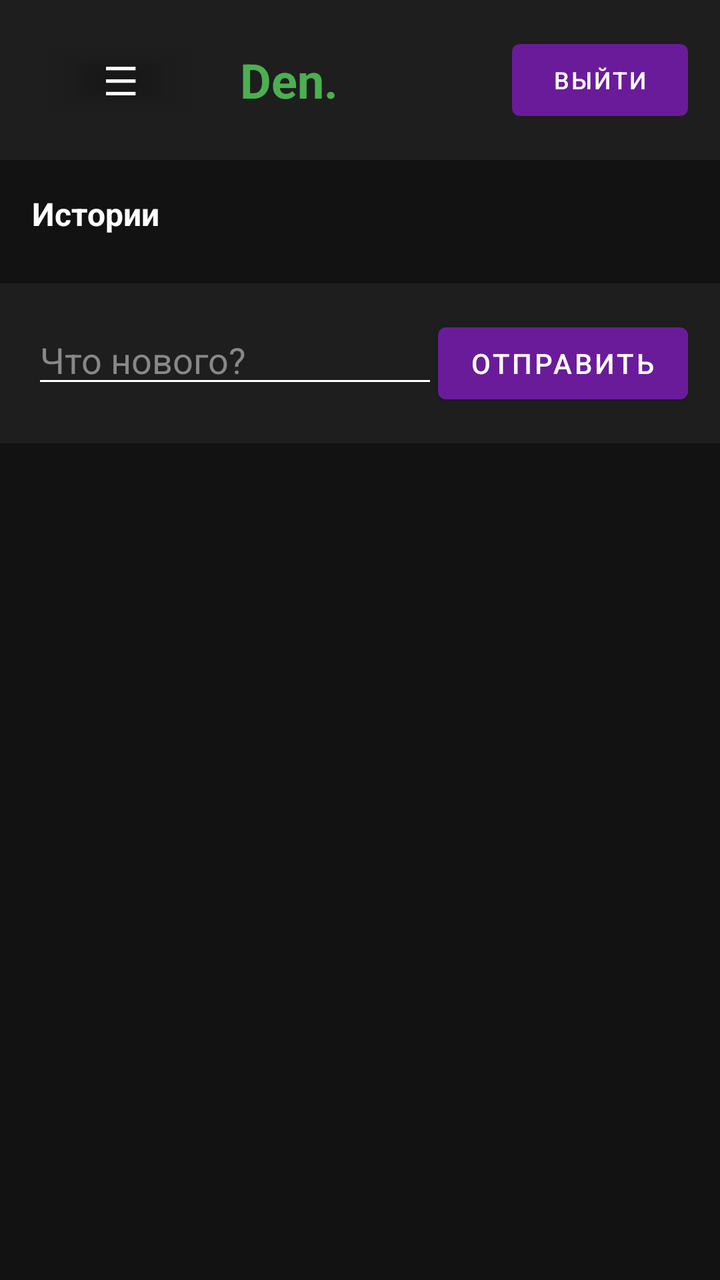
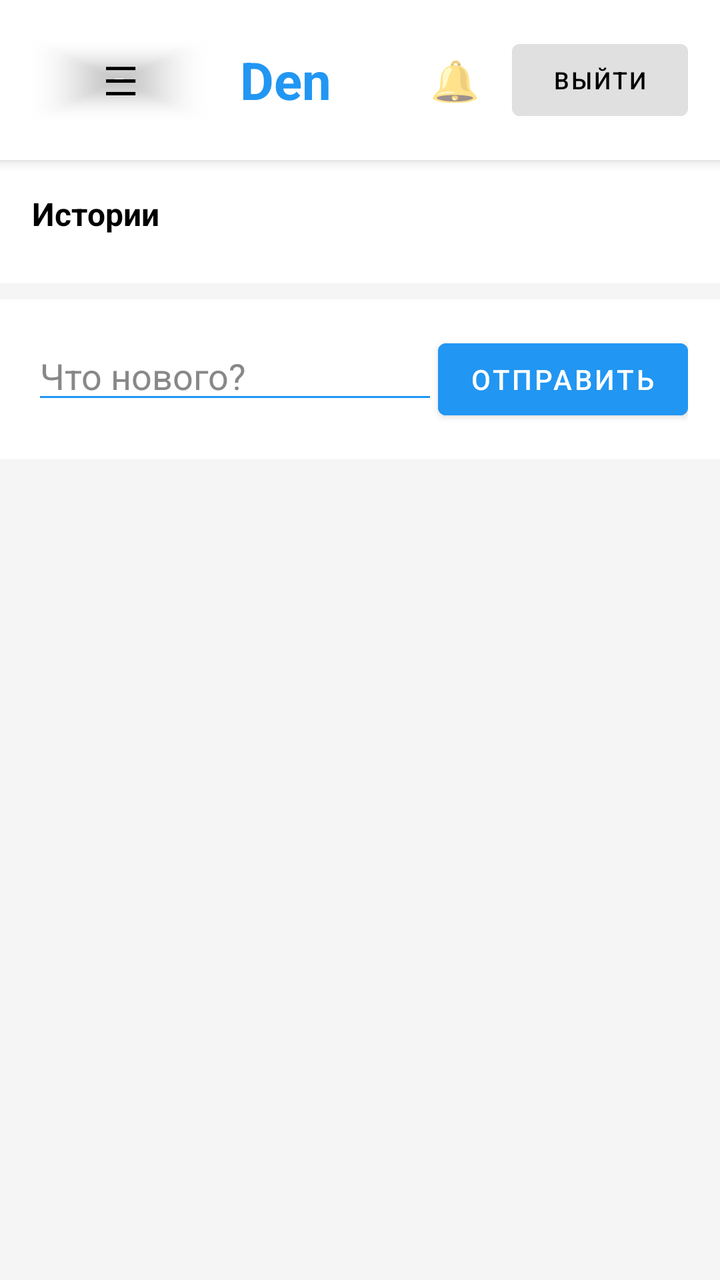

Two renders of the same Android screen: before a commit and after it. Below are the layout's source before the change and the commit's diff.
<!-- AndroidManifest.xml: application theme Theme.TicTacToe -->
<!-- res/layout/activity_feed.xml -->
<?xml version="1.0" encoding="utf-8"?>
<androidx.drawerlayout.widget.DrawerLayout 
    xmlns:android="http://schemas.android.com/apk/res/android"
    xmlns:app="http://schemas.android.com/apk/res-auto"
    android:id="@+id/drawerLayout"
    android:layout_width="match_parent"
    android:layout_height="match_parent">

    <LinearLayout
        android:layout_width="match_parent"
        android:layout_height="match_parent"
        android:orientation="vertical"
        android:background="#121212">

        
        <LinearLayout
            android:layout_width="match_parent"
            android:layout_height="wrap_content"
            android:orientation="horizontal"
            android:gravity="center_vertical"
            android:padding="16dp"
            android:background="#1E1E1E">

            <Button
                android:id="@+id/btnMenu"
                android:layout_width="wrap_content"
                android:layout_height="wrap_content"
                android:text="☰"
                android:textSize="20sp"
                android:backgroundTint="@android:color/transparent"
                android:textColor="#FFFFFF"/>

            <TextView
                android:layout_width="0dp"
                android:layout_height="wrap_content"
                android:layout_weight="1"
                android:text="Den."
                android:textColor="#4CAF50"
                android:textSize="24sp"
                android:textStyle="bold"
                android:paddingStart="16dp"/>

            <Button
                android:id="@+id/btnLogout"
                android:layout_width="wrap_content"
                android:layout_height="wrap_content"
                android:text="Выйти"
                android:textSize="12sp"/>
        </LinearLayout>

        
        <TextView
            android:layout_width="match_parent"
            android:layout_height="wrap_content"
            android:text="Истории"
            android:textColor="#FFFFFF"
            android:textSize="16sp"
            android:textStyle="bold"
            android:paddingStart="16dp"
            android:paddingTop="16dp"/>

        <HorizontalScrollView
            android:layout_width="match_parent"
            android:layout_height="wrap_content"
            android:paddingStart="16dp"
            android:paddingEnd="16dp"
            android:paddingTop="8dp"
            android:paddingBottom="16dp"
            android:scrollbars="none">

            <LinearLayout
                android:layout_width="wrap_content"
                android:layout_height="wrap_content"
                android:orientation="horizontal">

                
                <LinearLayout
                    android:id="@+id/storiesContainer"
                    android:layout_width="wrap_content"
                    android:layout_height="wrap_content"
                    android:orientation="horizontal"/>
            </LinearLayout>
        </HorizontalScrollView>

        
        <LinearLayout
            android:layout_width="match_parent"
            android:layout_height="wrap_content"
            android:orientation="horizontal"
            android:padding="16dp"
            android:background="#1E1E1E">

            <EditText
                android:id="@+id/etNewPost"
                android:layout_width="0dp"
                android:layout_height="wrap_content"
                android:layout_weight="1"
                android:hint="Что нового?"
                android:textColorHint="#888888"
                android:textColor="#FFFFFF"
                android:backgroundTint="#FFFFFF"/>

            <Button
                android:id="@+id/btnSendPost"
                android:layout_width="wrap_content"
                android:layout_height="wrap_content"
                android:text="Отправить"/>
        </LinearLayout>

        
        <ScrollView
            android:layout_width="match_parent"
            android:layout_height="match_parent">

            <LinearLayout
                android:id="@+id/postsContainer"
                android:layout_width="match_parent"
                android:layout_height="wrap_content"
                android:orientation="vertical"
                android:padding="16dp"/>
        </ScrollView>
    </LinearLayout>

    
    <com.google.android.material.navigation.NavigationView
        android:id="@+id/navView"
        android:layout_width="wrap_content"
        android:layout_height="match_parent"
        android:layout_gravity="start"
        app:menu="@menu/drawer_menu"
        app:itemTextColor="#FFFFFF"
        app:itemIconTint="#FFFFFF"
        android:background="#1E1E1E"/>
</androidx.drawerlayout.widget.DrawerLayout>
<!-- resources referenced by this layout -->
<resources>
  <style name="Theme.TicTacToe" parent="Theme.MaterialComponents.DayNight.NoActionBar">
          <item name="colorPrimary">#6A1B9A</item>
          <item name="colorPrimaryVariant">#4A148C</item>
          <item name="colorOnPrimary">#FFFFFF</item>
          <item name="android:statusBarColor">#0F0F1A</item>
          <item name="android:windowBackground">#0F0F1A</item>
      </style>
</resources>

<!-- the commit's change to res/layout/activity_feed.xml (unified diff, before → after) -->
@@ -10,7 +10,7 @@
         android:layout_width="match_parent"
         android:layout_height="match_parent"
         android:orientation="vertical"
-        android:background="#121212">
+        android:background="#F5F5F5">
 
         
         <LinearLayout
@@ -19,7 +19,8 @@
             android:orientation="horizontal"
             android:gravity="center_vertical"
             android:padding="16dp"
-            android:background="#1E1E1E">
+            android:background="#FFFFFF"
+            android:elevation="4dp">
 
             <Button
                 android:id="@+id/btnMenu"
@@ -28,24 +29,34 @@
                 android:text="☰"
                 android:textSize="20sp"
                 android:backgroundTint="@android:color/transparent"
-                android:textColor="#FFFFFF"/>
+                android:textColor="#000000"/>
 
             <TextView
                 android:layout_width="0dp"
                 android:layout_height="wrap_content"
                 android:layout_weight="1"
-                android:text="Den."
-                android:textColor="#4CAF50"
-                android:textSize="24sp"
+                android:text="Den"
+                android:textColor="#2196F3"
+                android:textSize="26sp"
                 android:textStyle="bold"
                 android:paddingStart="16dp"/>
+
+            
+            <TextView
+                android:layout_width="wrap_content"
+                android:layout_height="wrap_content"
+                android:text="🔔"
+                android:textSize="20sp"
+                android:paddingEnd="16dp"/>
 
             <Button
                 android:id="@+id/btnLogout"
                 android:layout_width="wrap_content"
                 android:layout_height="wrap_content"
                 android:text="Выйти"
-                android:textSize="12sp"/>
+                android:textSize="12sp"
+                android:backgroundTint="#E0E0E0"
+                android:textColor="#000000"/>
         </LinearLayout>
 
         
@@ -53,19 +64,21 @@
             android:layout_width="match_parent"
             android:layout_height="wrap_content"
             android:text="Истории"
-            android:textColor="#FFFFFF"
+            android:textColor="#000000"
             android:textSize="16sp"
             android:textStyle="bold"
             android:paddingStart="16dp"
-            android:paddingTop="16dp"/>
+            android:paddingTop="16dp"
+            android:paddingBottom="8dp"
+            android:background="#FFFFFF"/>
 
         <HorizontalScrollView
             android:layout_width="match_parent"
             android:layout_height="wrap_content"
             android:paddingStart="16dp"
             android:paddingEnd="16dp"
-            android:paddingTop="8dp"
             android:paddingBottom="16dp"
+            android:background="#FFFFFF"
             android:scrollbars="none">
 
             <LinearLayout
@@ -73,7 +86,6 @@
                 android:layout_height="wrap_content"
                 android:orientation="horizontal">
 
-                
                 <LinearLayout
                     android:id="@+id/storiesContainer"
                     android:layout_width="wrap_content"
@@ -88,7 +100,8 @@
             android:layout_height="wrap_content"
             android:orientation="horizontal"
             android:padding="16dp"
-            android:background="#1E1E1E">
+            android:background="#FFFFFF"
+            android:layout_marginTop="8dp">
 
             <EditText
                 android:id="@+id/etNewPost"
@@ -97,14 +110,15 @@
                 android:layout_weight="1"
                 android:hint="Что нового?"
                 android:textColorHint="#888888"
-                android:textColor="#FFFFFF"
-                android:backgroundTint="#FFFFFF"/>
+                android:textColor="#000000"
+                android:backgroundTint="#2196F3"/>
 
             <Button
                 android:id="@+id/btnSendPost"
                 android:layout_width="wrap_content"
                 android:layout_height="wrap_content"
-                android:text="Отправить"/>
+                android:text="Отправить"
+                android:backgroundTint="#2196F3"/>
         </LinearLayout>
 
         
@@ -128,7 +142,7 @@
         android:layout_height="match_parent"
         android:layout_gravity="start"
         app:menu="@menu/drawer_menu"
-        app:itemTextColor="#FFFFFF"
-        app:itemIconTint="#FFFFFF"
-        android:background="#1E1E1E"/>
+        app:itemTextColor="#000000"
+        app:itemIconTint="#000000"
+        android:background="#FFFFFF"/>
 </androidx.drawerlayout.widget.DrawerLayout>
